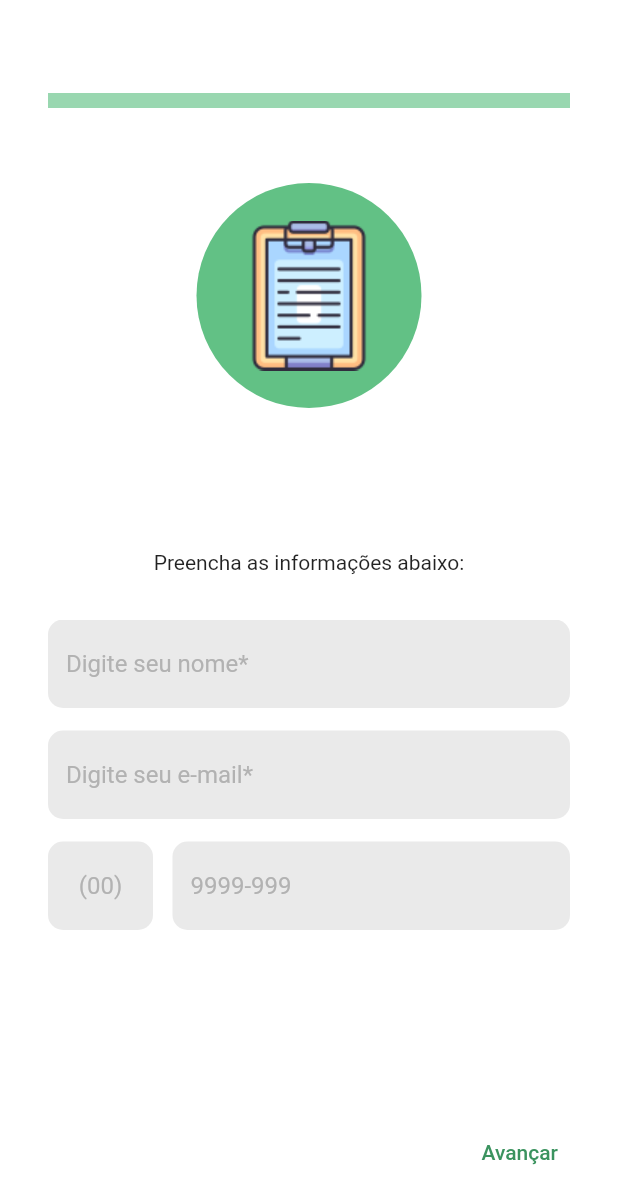
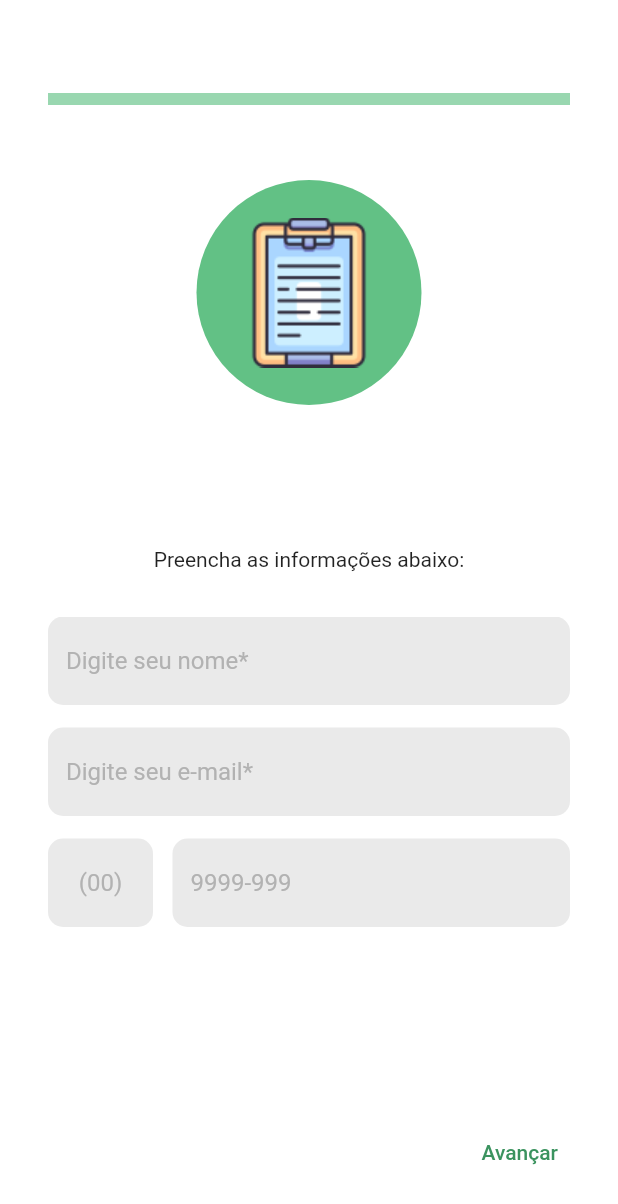
Before and after one commit to MarcalDev/stepped_login, a Flutter app: the screen it shows after launch, on a phone screen of 412 x 824 dp. Shown: the top 1204 px of the screen. Run offline on Flutter 3.47's test engine with Material 2 defaults, Android fonts, the phone set to English and light mode, and no system bars; our stand-ins replace get, mask_text_input_formatter.

Commit message:
Adição de animação para barra de carregamento

```diff
--- a/lib/2-app/views/user_register/pages/step_register_page.dart
+++ b/lib/2-app/views/user_register/pages/step_register_page.dart
@@ -40,13 +40,24 @@ class _step_register_pageState extends State<step_register_page> {
               children: <Widget>[
                 Padding(
                     padding: const EdgeInsets.fromLTRB(0, 30, 0, 50),
-                    child: LinearProgressIndicator(
-                      minHeight: 10,
-                      value: _progress_value,
-                      valueColor: AlwaysStoppedAnimation<Color>(
-                          Color(_primary_color)),
-                      backgroundColor: Color(_second_color),
-                    )
+                    child:
+                    TweenAnimationBuilder<double>(
+                        duration: const Duration(milliseconds: 650),
+                        curve: Curves.easeInOut,
+                        tween: Tween<double>(
+                            begin: 0,
+                            end: _progress_value,
+                        ),
+                        builder: (context, value, _) =>
+                            LinearProgressIndicator(minHeight: 8,value: value,backgroundColor: Color(_second_color),valueColor: AlwaysStoppedAnimation<Color>(Color(_primary_color))),
+                    ),
+                    // LinearProgressIndicator(
+                    //   minHeight: 10,
+                    //   value: _progress_value,
+                    //   valueColor: AlwaysStoppedAnimation<Color>(
+                    //       Color(_primary_color)),
+                    //   backgroundColor: Color(_second_color),
+                    //)
                 ),
                 (_show_step_icon)
                     ? Column(
```
